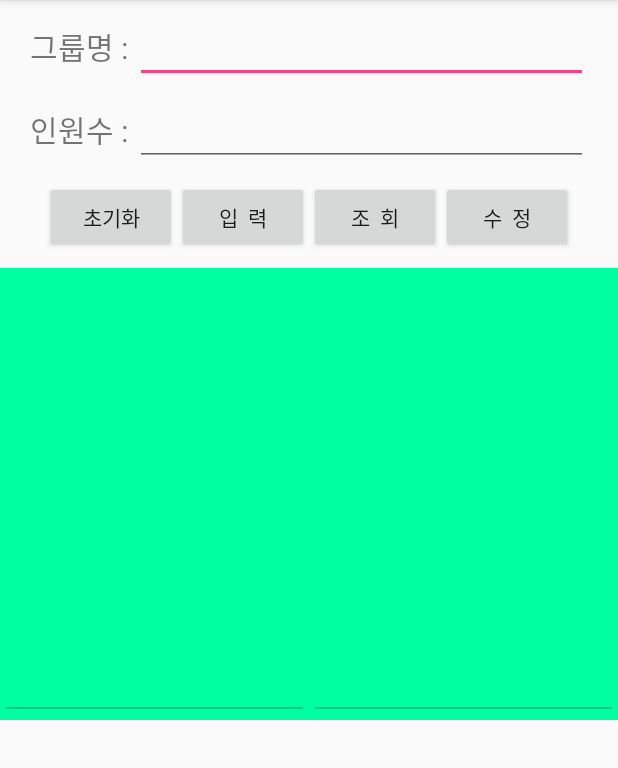
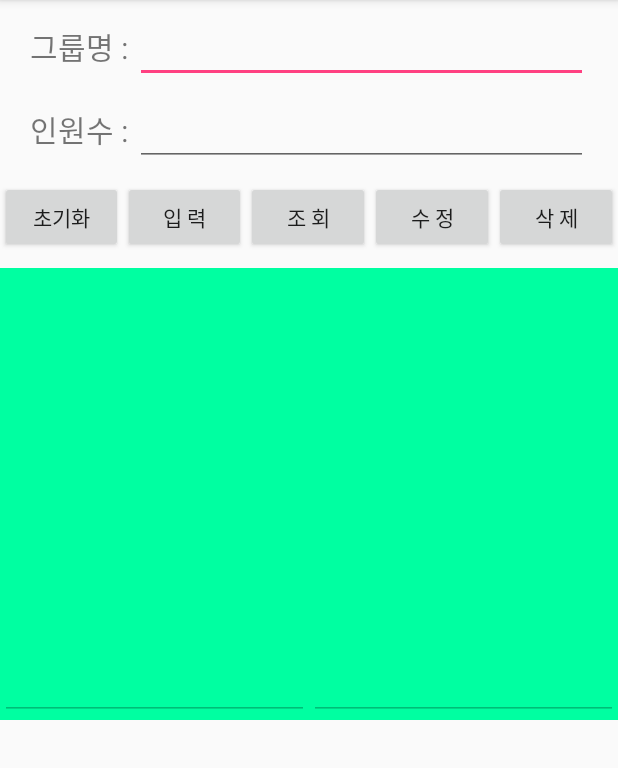
Before and after one commit to kimyounkyoung/DBEx, an Android app: the screen it shows after launch (MainActivity), on a phone screen of 412 x 824 dp, the part 84-852 px from its top. Run offline under Robolectric (Android 15) with nearby library versions, the phone set to English and light mode, and no system bars.

```diff
--- a/app/src/main/java/com/example/younkyoungkim/dbex/MainActivity.java
+++ b/app/src/main/java/com/example/younkyoungkim/dbex/MainActivity.java
@@ -13,7 +13,7 @@ import android.widget.Toast;
 
 public class MainActivity extends AppCompatActivity {
     EditText editName,editCount,editResultName, editResultCount;
-    Button butInit, butInsert,butSelect,butUpdate;
+    Button butInit, butInsert,butSelect,butUpdate,butDelete;
     MyDBHelper myHelper;
     SQLiteDatabase sqlDB;
 
@@ -28,7 +28,8 @@ public class MainActivity extends AppCompatActivity {
         butInit=(Button)findViewById(R.id.but_init);
         butInsert=(Button)findViewById(R.id.but_insert);
         butSelect=(Button)findViewById(R.id.but_select);
-        butSelect=(Button)findViewById(R.id.but_update);
+        butUpdate=(Button)findViewById(R.id.but_update);
+        butDelete=(Button)findViewById(R.id.but_delete);
 
         //DB생성
         myHelper=new MyDBHelper(this);
@@ -77,7 +78,17 @@ public class MainActivity extends AppCompatActivity {
                 String sql = "update idolTable set idolCount" + editCount.getText() + " where idolName='" + editName.getText() + "'";
                 sqlDB.execSQL(sql);
                 sqlDB.close();
-                Toast.makeText(MainActivity.this, "저장됨", Toast.LENGTH_LONG).show();
+                Toast.makeText(MainActivity.this, "인원수가 수정됨", Toast.LENGTH_LONG).show();
+            }
+        });
+        butDelete.setOnClickListener(new View.OnClickListener() {
+            @Override
+            public void onClick(View v) {
+                sqlDB = myHelper.getWritableDatabase();
+                String sql = "delete from idolTable where idolName" +editName.getText() + "'";
+                sqlDB.execSQL(sql);
+                sqlDB.close();
+                Toast.makeText(MainActivity.this, "삭제되었음", Toast.LENGTH_LONG).show();
             }
         });
     }
--- a/app/src/main/res/layout/activity_main.xml
+++ b/app/src/main/res/layout/activity_main.xml
@@ -60,29 +60,39 @@
         >
         <Button
             android:id="@+id/but_init"
-            android:layout_width="wrap_content"
+            android:layout_width="0dp"
             android:layout_height="wrap_content"
+            android:layout_weight="1"
             android:text="초기화"
             />
         <Button
             android:id="@+id/but_insert"
-            android:layout_width="wrap_content"
+            android:layout_width="0dp"
             android:layout_height="wrap_content"
-            android:text="입  력"
+            android:layout_weight="1"
+            android:text="입 력"
             />
         <Button
             android:id="@+id/but_select"
-            android:layout_width="wrap_content"
+            android:layout_width="0dp"
             android:layout_height="wrap_content"
-            android:text="조  회"
+            android:layout_weight="1"
+            android:text="조 회"
             />
         <Button
             android:id="@+id/but_update"
-            android:layout_width="wrap_content"
+            android:layout_width="0dp"
             android:layout_height="wrap_content"
-            android:text="수  정"
+            android:layout_weight="1"
+            android:text="수 정"
             />
-
+        <Button
+            android:id="@+id/but_delete"
+            android:layout_width="0dp"
+            android:layout_height="wrap_content"
+            android:layout_weight="1"
+            android:text="삭 제"
+            />
     </LinearLayout>
 
         <LinearLayout
```
